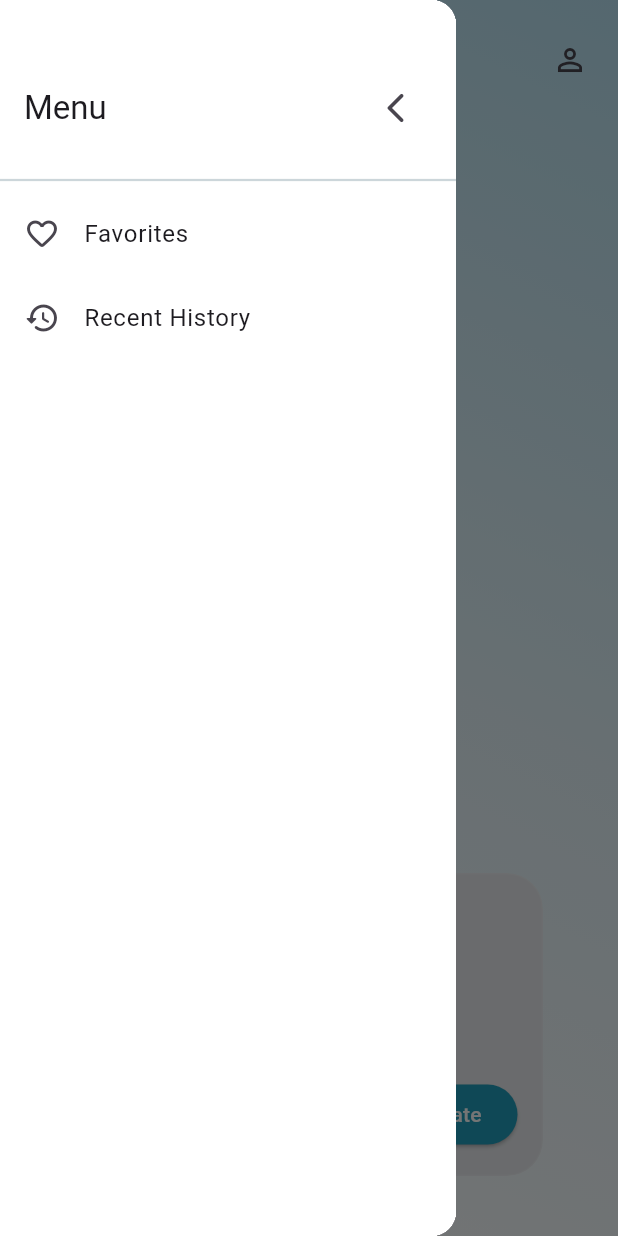
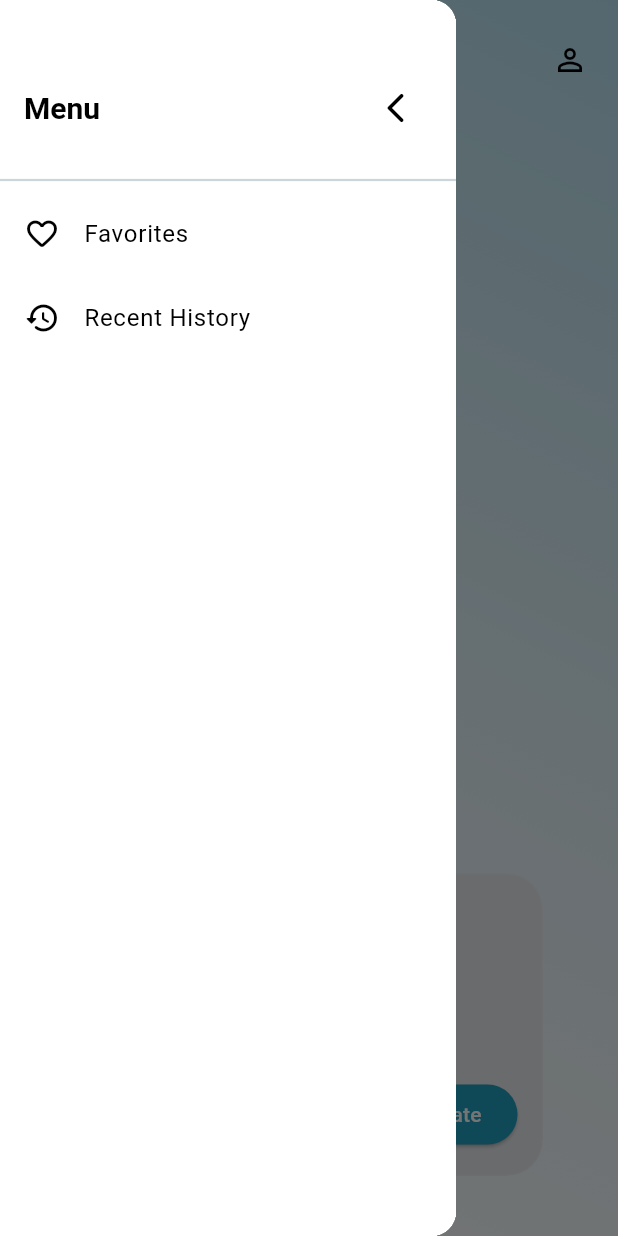
Before and after one commit to jonaldpaner/BadBad, a Flutter app: the screen it shows after launch, with the side drawer open, on a phone screen of 412 x 824 dp. Run offline on Flutter 3.47's test engine with Material 3 defaults, Android fonts, the phone set to English and light mode, and no system bars; our stand-ins replace camera, firebase_auth, firebase_core, image_picker; missing offline and left inert: google_mlkit_text_recognition; accounts and stored records are empty.

Commit message:
dark and light mode theme.

```diff
--- /dev/null
+++ b/lib/Theme/dark_mode.dart
@@ -0,0 +1,28 @@
+import 'package:flutter/material.dart';
+
+final ThemeData darkModeTheme = ThemeData.dark().copyWith(
+  primaryColor: Colors.deepPurple,
+  scaffoldBackgroundColor: const Color(0xFF121212), // same as AppBar
+
+  appBarTheme: const AppBarTheme(
+    backgroundColor: Color(0xFF121212),
+    iconTheme: IconThemeData(color: Colors.white),
+    titleTextStyle: TextStyle(
+      color: Colors.white,
+      fontSize: 20,
+      fontWeight: FontWeight.w600,
+    ),
+  ),
+
+  cardColor: Colors.black, // 🟤 Card background as pure black
+
+  iconTheme: const IconThemeData(color: Colors.white),
+
+  textTheme: ThemeData.dark().textTheme.copyWith(
+    bodyLarge: const TextStyle(color: Colors.white, fontSize: 16),
+  ),
+
+  colorScheme: ColorScheme.dark().copyWith(
+    secondary: const Color(0xFF3A3F44), // Icon button background (slightly lighter gray)
+  ),
+);
--- /dev/null
+++ b/lib/Theme/light_mode.dart
@@ -0,0 +1,22 @@
+import 'package:flutter/material.dart';
+
+final ThemeData lightModeTheme = ThemeData.light().copyWith(
+  primaryColor: Colors.blue,
+  scaffoldBackgroundColor: Colors.white,
+  appBarTheme: const AppBarTheme(
+    backgroundColor: Colors.white,
+    elevation: 0,
+    iconTheme: IconThemeData(color: Colors.black),
+    titleTextStyle: TextStyle(color: Color(0xFF14181B), fontSize: 20, fontWeight: FontWeight.w600),
+  ),
+  cardColor: const Color.fromRGBO(230, 234, 237, 1),
+  iconTheme: const IconThemeData(color: Colors.black),
+  textTheme: ThemeData.light().textTheme.copyWith(
+    bodyLarge: const TextStyle(color: Color(0xFF14181B), fontSize: 16),
+    titleLarge: const TextStyle(color: Color(0xFF14181B), fontSize: 20, fontWeight: FontWeight.bold),
+    titleMedium: const TextStyle(color: Colors.black54, fontSize: 18),
+  ),
+  colorScheme: ColorScheme.light().copyWith(
+    secondary: const Color.fromRGBO(204, 214, 218, 0.64),
+  ),
+);
--- a/lib/components/home_drawer.dart
+++ b/lib/components/home_drawer.dart
@@ -14,10 +14,12 @@ class HomeDrawer extends StatelessWidget {
 
   @override
   Widget build(BuildContext context) {
+    final isDark = Theme.of(context).brightness == Brightness.dark;
+
     return Drawer(
       elevation: 16,
       child: Container(
-        color: Colors.white,
+        color: isDark ? const Color(0xFF121212) : Colors.white,
         child: Column(
           children: [
             const SizedBox(height: 48),
@@ -28,10 +30,14 @@ class HomeDrawer extends StatelessWidget {
                 children: [
                   Text(
                     'Menu',
-                    style: Theme.of(context).textTheme.titleLarge,
+                    style: Theme.of(context).textTheme.titleLarge?.copyWith(
+                      color: isDark ? Colors.white : Colors.black,
+                    ),
                   ),
                   IconButton(
-                    icon: const Icon(Icons.arrow_back_ios_rounded),
+                    icon: Icon(Icons.arrow_back_ios_rounded,
+                      color: isDark ? Colors.white : Colors.black,
+                    ),
                     onPressed: () => Navigator.pop(context),
                     tooltip: 'Close Menu',
                   ),
@@ -39,15 +45,20 @@ class HomeDrawer extends StatelessWidget {
               ),
             ),
             const SizedBox(height: 16),
-            const Divider(
-              color: Color.fromRGBO(204, 214, 218, 1),
+            Divider(
+              color: isDark
+                  ? Colors.white.withOpacity(0.1)
+                  : const Color.fromRGBO(204, 214, 218, 1),
               thickness: 1.5,
             ),
 
-            // Favorites navigation item
             ListTile(
-              leading: const Icon(Icons.favorite_border_rounded),
-              title: const Text('Favorites'),
+              leading: Icon(Icons.favorite_border_rounded,
+                color: isDark ? Colors.white : Colors.black,
+              ),
+              title: Text('Favorites',
+                style: TextStyle(color: isDark ? Colors.white : Colors.black),
+              ),
               onTap: () {
                 Navigator.pop(context);
                 Navigator.push(
@@ -59,10 +70,13 @@ class HomeDrawer extends StatelessWidget {
               },
             ),
 
-            // History navigation item
             ListTile(
-              leading: const Icon(Icons.history_rounded),
-              title: const Text('Recent History'),
+              leading: Icon(Icons.history_rounded,
+                color: isDark ? Colors.white : Colors.black,
+              ),
+              title: Text('Recent History',
+                style: TextStyle(color: isDark ? Colors.white : Colors.black),
+              ),
               onTap: () {
                 Navigator.pop(context);
                 Navigator.push(
@@ -74,14 +88,17 @@ class HomeDrawer extends StatelessWidget {
               },
             ),
 
-            // Only show “Logout” if isLoggedIn == true
             if (isLoggedIn)
               ListTile(
-                leading: const Icon(Icons.logout),
-                title: const Text('Logout'),
-                onTap: () async { // ADDED: made onTap callback async
-                  await onLogout(); // MODIFIED: Await the onLogout function
-                  Navigator.pop(context); // Close the drawer AFTER logout is initiated
+                leading: Icon(Icons.logout,
+                  color: isDark ? Colors.white : Colors.black,
+                ),
+                title: Text('Logout',
+                  style: TextStyle(color: isDark ? Colors.white : Colors.black),
+                ),
+                onTap: () async {
+                  await onLogout();
+                  Navigator.pop(context);
                 },
               ),
           ],
--- a/lib/components/translation_input_card.dart
+++ b/lib/components/translation_input_card.dart
@@ -1,4 +1,3 @@
-// translation_input_card.dart
 import 'dart:ui';
 import 'package:flutter/material.dart';
 
@@ -22,6 +21,8 @@ class TranslationInputCard extends StatelessWidget {
 
   @override
   Widget build(BuildContext context) {
+    final isDark = Theme.of(context).brightness == Brightness.dark;
+
     return Padding(
       padding: const EdgeInsets.only(bottom: 32, left: 50, right: 50),
       child: ClipRRect(
@@ -32,9 +33,15 @@ class TranslationInputCard extends StatelessWidget {
             width: double.infinity,
             padding: const EdgeInsets.all(16),
             decoration: BoxDecoration(
-              color: const Color.fromRGBO(230, 234, 237, 1),
+              color: isDark
+                  ? Colors.black
+                  : const Color.fromRGBO(230, 234, 237, 1),
               borderRadius: BorderRadius.circular(24),
-              border: Border.all(color: Colors.white.withOpacity(0.2)),
+              border: Border.all(
+                color: isDark
+                    ? Colors.white.withOpacity(0.05)
+                    : Colors.white.withOpacity(0.2),
+              ),
             ),
             child: Column(
               mainAxisSize: MainAxisSize.min,
@@ -43,15 +50,16 @@ class TranslationInputCard extends StatelessWidget {
                   children: [
                     Text(
                       fromLanguage,
-                      style: const TextStyle(
+                      style: TextStyle(
                         fontWeight: FontWeight.w600,
                         fontSize: 16,
-                        color: Colors.black87,
+                        color: isDark ? Colors.white70 : Colors.black87,
                       ),
                     ),
                     const SizedBox(width: 8),
                     IconButton(
-                      icon: const Icon(Icons.compare_arrows_outlined),
+                      icon: Icon(Icons.compare_arrows_outlined,
+                          color: isDark ? Colors.white : Colors.black),
                       onPressed: onToggleLanguages,
                       tooltip: 'Switch languages',
                     ),
@@ -59,33 +67,43 @@ class TranslationInputCard extends StatelessWidget {
                 ),
                 const SizedBox(height: 4),
                 ConstrainedBox(
-                  constraints: BoxConstraints(
-                    maxHeight: 150, // max height you want, adjust as needed
-                  ),
+                  constraints: const BoxConstraints(maxHeight: 150),
                   child: TextFormField(
                     controller: textController,
                     focusNode: focusNode,
-                    maxLines: null, // allow multiline
+                    maxLines: null,
                     maxLength: 300,
                     keyboardType: TextInputType.multiline,
-                    scrollPhysics: const BouncingScrollPhysics(), // enable scrolling inside field
+                    scrollPhysics: const BouncingScrollPhysics(),
                     decoration: InputDecoration(
                       counterText: '',
                       hintText: 'Type or paste text here',
+                      hintStyle: TextStyle(
+                        color: isDark ? Colors.white54 : Colors.black45,
+                      ),
                       filled: true,
-                      fillColor: const Color.fromRGBO(230, 234, 237, 1),
+                      fillColor: isDark
+                          ? Colors.grey[900]
+                          : const Color.fromRGBO(230, 234, 237, 1),
                       border: OutlineInputBorder(
                         borderRadius: BorderRadius.circular(12),
                         borderSide: BorderSide.none,
                       ),
                     ),
+                    style: TextStyle(color: isDark ? Colors.white : Colors.black),
                     buildCounter: (context,
-                        {required currentLength, maxLength, required isFocused}) {
+                        {required currentLength,
+                          maxLength,
+                          required isFocused}) {
                       return Text(
                         '$currentLength / $maxLength',
                         style: TextStyle(
                           fontSize: 12,
-                          color: currentLength > maxLength! ? Colors.red : Colors.grey[600],
+                          color: currentLength > maxLength!
+                              ? Colors.red
+                              : isDark
+                              ? Colors.white70
+                              : Colors.grey[600],
                         ),
                       );
                     },
@@ -96,9 +114,11 @@ class TranslationInputCard extends StatelessWidget {
                   mainAxisAlignment: MainAxisAlignment.spaceBetween,
                   children: [
                     CircleAvatar(
-                      backgroundColor: const Color.fromRGBO(204, 214, 218, 0.64),
+                      backgroundColor:
+                      isDark ? Colors.grey[850] : const Color(0xA3CCD6DA),
                       child: IconButton(
-                        icon: const Icon(Icons.camera_alt_outlined),
+                        icon: Icon(Icons.camera_alt_outlined,
+                            color: isDark ? Colors.white : Colors.black),
                         onPressed: onCameraPressed,
                       ),
                     ),
@@ -113,7 +133,7 @@ class TranslationInputCard extends StatelessWidget {
                         style: TextStyle(color: Colors.white),
                       ),
                       style: ElevatedButton.styleFrom(
-                        backgroundColor: const Color.fromRGBO(33, 158, 188, 1),
+                        backgroundColor: const Color(0xFF219EBC),
                         shape: RoundedRectangleBorder(
                           borderRadius: BorderRadius.circular(24),
                         ),
--- a/lib/main.dart
+++ b/lib/main.dart
@@ -1,8 +1,10 @@
-import 'package:ahhhtest/pages/translation_page.dart';
 import 'package:flutter/material.dart';
+import 'package:firebase_core/firebase_core.dart';
+import 'firebase_options.dart';
 import 'pages/home_page.dart';
-import 'package:ahhhtest/firebase_options.dart';
-import 'package:firebase_core/firebase_core.dart';
+
+import 'Theme/light_mode.dart';
+import 'Theme/dark_mode.dart';
 
 void main() async {
   WidgetsFlutterBinding.ensureInitialized();
@@ -19,10 +21,9 @@ class MyApp extends StatelessWidget {
   Widget build(BuildContext context) {
     return MaterialApp(
       title: 'BadBad',
-      theme: ThemeData(
-        colorScheme: ColorScheme.fromSeed(seedColor: Colors.deepPurple),
-        useMaterial3: true,
-      ),
+      themeMode: ThemeMode.system,
+      theme: lightModeTheme,
+      darkTheme: darkModeTheme,
       home: const HomePage(),
       debugShowCheckedModeBanner: false,
     );
--- a/lib/pages/home_page.dart
+++ b/lib/pages/home_page.dart
@@ -1,6 +1,6 @@
 import 'package:flutter/material.dart';
-import 'package:firebase_auth/firebase_auth.dart'; // ADDED: Import Firebase Auth
-import 'dart:async'; // ADDED: Import for StreamSubscription
+import 'package:firebase_auth/firebase_auth.dart';
+import 'dart:async';
 
 import 'package:ahhhtest/components/home_drawer.dart';
 import 'package:ahhhtest/components/login_signup_dialog.dart';
@@ -23,18 +23,16 @@ class _HomePageState extends State<HomePage> {
   String fromLanguage = 'English';
   String toLanguage = 'Ata Manobo';
 
-  bool isLoggedIn = false; // Initial state can be false
+  bool isLoggedIn = false;
 
-  // ADDED: StreamSubscription to listen for auth state changes
   late StreamSubscription<User?> _authStateChangesSubscription;
 
   @override
   void initState() {
     super.initState();
-    // ADDED: Listen to Firebase Auth state changes
     _authStateChangesSubscription = FirebaseAuth.instance.authStateChanges().listen((user) {
       setState(() {
-        isLoggedIn = user != null; // If user is not null, they are logged in
+        isLoggedIn = user != null;
       });
     });
   }
@@ -43,7 +41,7 @@ class _HomePageState extends State<HomePage> {
   void dispose() {
     textController.dispose();
     textFieldFocusNode.dispose();
-    _authStateChangesSubscription.cancel(); // ADDED: Cancel the subscription to prevent memory leaks
+    _authStateChangesSubscription.cancel();
     super.dispose();
   }
 
@@ -59,35 +57,31 @@ class _HomePageState extends State<HomePage> {
     showDialog(
       context: context,
       builder: (context) => LoginSignUpDialog(
-        onLogin: () {
-          // REMOVED/MODIFIED: No longer need to manually set isLoggedIn = true here
-          // The FirebaseAuth.instance.authStateChanges() listener will handle this
-          // after a successful login.
-          // You still pop the dialog here if login is successful.
-          // Navigator.of(context).pop(); // This was handled in LoginSignUpDialog already.
-        },
+        onLogin: () {},
       ),
     );
   }
 
   @override
   Widget build(BuildContext context) {
+    final theme = Theme.of(context);
+    final isDarkMode = theme.brightness == Brightness.dark;
+
     return Scaffold(
       key: scaffoldKey,
       drawer: HomeDrawer(
         isLoggedIn: isLoggedIn,
-        onLogout: () async { // MODIFIED: onLogout now handles Firebase signOut
-          await FirebaseAuth.instance.signOut(); // ADDED: Firebase signOut call
-          // REMOVED/MODIFIED: No longer need to manually set isLoggedIn = false here.
-          // The FirebaseAuth.instance.authStateChanges() listener will handle this
-          // automatically when the signOut() completes.
-          Navigator.of(context).pop(); // Close the drawer after logout
+        onLogout: () async {
+          await FirebaseAuth.instance.signOut();
+          Navigator.of(context).pop();
         },
       ),
+      backgroundColor: theme.scaffoldBackgroundColor,
       body: SafeArea(
         child: Stack(
           children: [
-            // Background gradient
+            // Background
+            if (!isDarkMode)
               Container(
                 decoration: const BoxDecoration(
                   gradient: LinearGradient(
@@ -103,7 +97,7 @@ class _HomePageState extends State<HomePage> {
                 ),
               ),
 
-            // Top bar (menu button + profile button)
+            // Top bar
             Align(
               alignment: Alignment.topCenter,
               child: Padding(
@@ -111,15 +105,12 @@ class _HomePageState extends State<HomePage> {
                 child: Row(
                   mainAxisAlignment: MainAxisAlignment.spaceBetween,
                   children: [
-                    // Hamburger menu
                     IconButton(
-                      icon: const Icon(Icons.menu_rounded),
+                      icon: Icon(Icons.menu_rounded, color: theme.iconTheme.color),
                       onPressed: () => scaffoldKey.currentState?.openDrawer(),
                     ),
-
-                    // Profile / Login button
                     IconButton(
-                      icon: const Icon(Icons.person_outline),
+                      icon: Icon(Icons.person_outline, color: theme.iconTheme.color),
                       onPressed: showLoginDialog,
                     ),
                   ],
@@ -127,7 +118,7 @@ class _HomePageState extends State<HomePage> {
               ),
             ),
 
-            // Translation input card (at bottom)
+            // Translation input card
             Align(
               alignment: Alignment.bottomCenter,
               child: Padding(
--- a/pubspec.yaml
+++ b/pubspec.yaml
@@ -39,7 +39,7 @@ dependencies:
   google_mlkit_text_recognition: ^0.15.0
   firebase_auth: ^5.5.4
   firebase_core: ^3.0.0
-
+  provider: ^6.1.5
 
 dev_dependencies:
   flutter_test:
```
Also changed, not shown: lib/components/favorites_card.dart (+9 -12 lines), lib/pages/favorites_page.dart (+9 -24 lines), pubspec.lock. Lines whose indentation alone changed are shown as unchanged.
